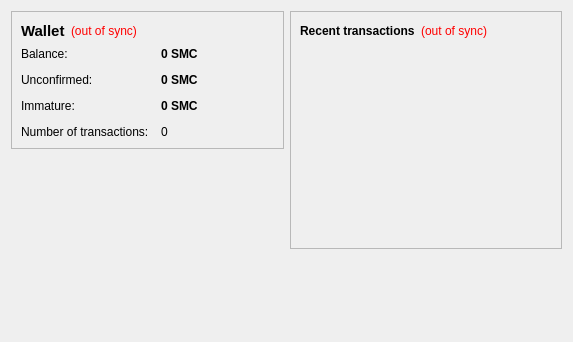
Old version of the form src/qt/forms/overviewpage.ui in the repository imranye/VaynerCoin.
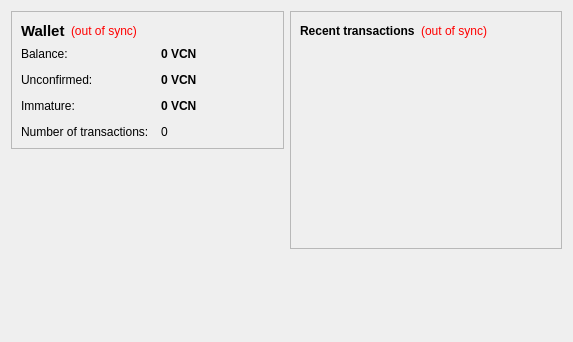
New version of the form.

```diff
--- a/src/qt/forms/overviewpage.ui
+++ b/src/qt/forms/overviewpage.ui
@@ -105,7 +105,7 @@
              <string>Your current balance</string>
             </property>
             <property name="text">
-             <string notr="true">0 SMC</string>
+             <string notr="true">0 VCN</string>
             </property>
             <property name="textInteractionFlags">
              <set>Qt::LinksAccessibleByMouse|Qt::TextSelectableByKeyboard|Qt::TextSelectableByMouse</set>
@@ -134,7 +134,7 @@
              <string>Total of transactions that have yet to be confirmed, and do not yet count toward the current balance</string>
             </property>
             <property name="text">
-             <string notr="true">0 SMC</string>
+             <string notr="true">0 VCN</string>
             </property>
             <property name="textInteractionFlags">
              <set>Qt::LinksAccessibleByMouse|Qt::TextSelectableByKeyboard|Qt::TextSelectableByMouse</set>
@@ -177,7 +177,7 @@
              <string>Mined balance that has not yet matured</string>
             </property>
             <property name="text">
-             <string notr="true">0 SMC</string>
+             <string notr="true">0 VCN</string>
             </property>
             <property name="textInteractionFlags">
              <set>Qt::LinksAccessibleByMouse|Qt::TextSelectableByKeyboard|Qt::TextSelectableByMouse</set>
```
Left out of the diff: 4 changed lines with no effect on the pictures.
